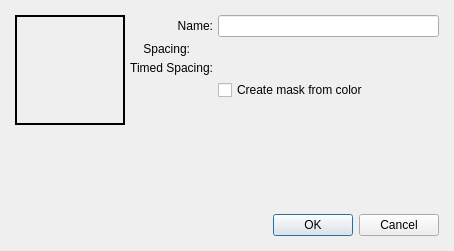
First picture: the form in plugins/paintops/libpaintop/forms/wdgclipboardbrush.ui, repository KDE/krita, before the edit.
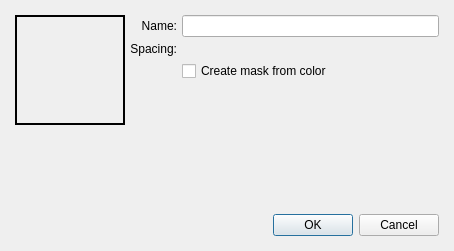
Second picture: the form after the edit. Custom widgets are drawn as their Qt base class.

Commit message: Working on moving timed spacing functionality into the Airbrush tab

The edit to the form file:
```diff
--- a/plugins/paintops/libpaintop/forms/wdgclipboardbrush.ui
+++ b/plugins/paintops/libpaintop/forms/wdgclipboardbrush.ui
@@ -78,16 +78,6 @@
     <layout class="QVBoxLayout" name="verticalLayout_2">
      <item>
       <layout class="QGridLayout" name="gridLayout">
-       <item row="3" column="1">
-        <widget class="QCheckBox" name="colorAsmask">
-         <property name="text">
-          <string>Create mask from color</string>
-         </property>
-        </widget>
-       </item>
-       <item row="0" column="1">
-        <widget class="QLineEdit" name="nameEdit"/>
-       </item>
        <item row="1" column="0">
         <widget class="QLabel" name="spacingLbl">
          <property name="maximumSize">
@@ -117,18 +107,15 @@
          </property>
         </widget>
        </item>
-       <item row="2" column="0">
-        <widget class="QLabel" name="timedSpacingLbl">
-         <property name="text">
-          <string>Timed Spacing:</string>
-         </property>
-         <property name="alignment">
-          <set>Qt::AlignRight|Qt::AlignTrailing|Qt::AlignVCenter</set>
-         </property>
-        </widget>
-       </item>
        <item row="2" column="1">
-        <widget class="KisTimedSpacingSelectionWidget" name="timedSpacingWidget" native="true"/>
+        <widget class="QCheckBox" name="colorAsmask">
+         <property name="text">
+          <string>Create mask from color</string>
+         </property>
+        </widget>
+       </item>
+       <item row="0" column="1">
+        <widget class="QLineEdit" name="nameEdit"/>
        </item>
       </layout>
      </item>
@@ -183,12 +170,6 @@
    <header>kis_spacing_selection_widget.h</header>
    <container>1</container>
   </customwidget>
-  <customwidget>
-   <class>KisTimedSpacingSelectionWidget</class>
-   <extends>QWidget</extends>
-   <header>kis_timed_spacing_selection_widget.h</header>
-   <container>1</container>
-  </customwidget>
  </customwidgets>
  <resources/>
  <connections>
```
The commit also changes 73 other files.
